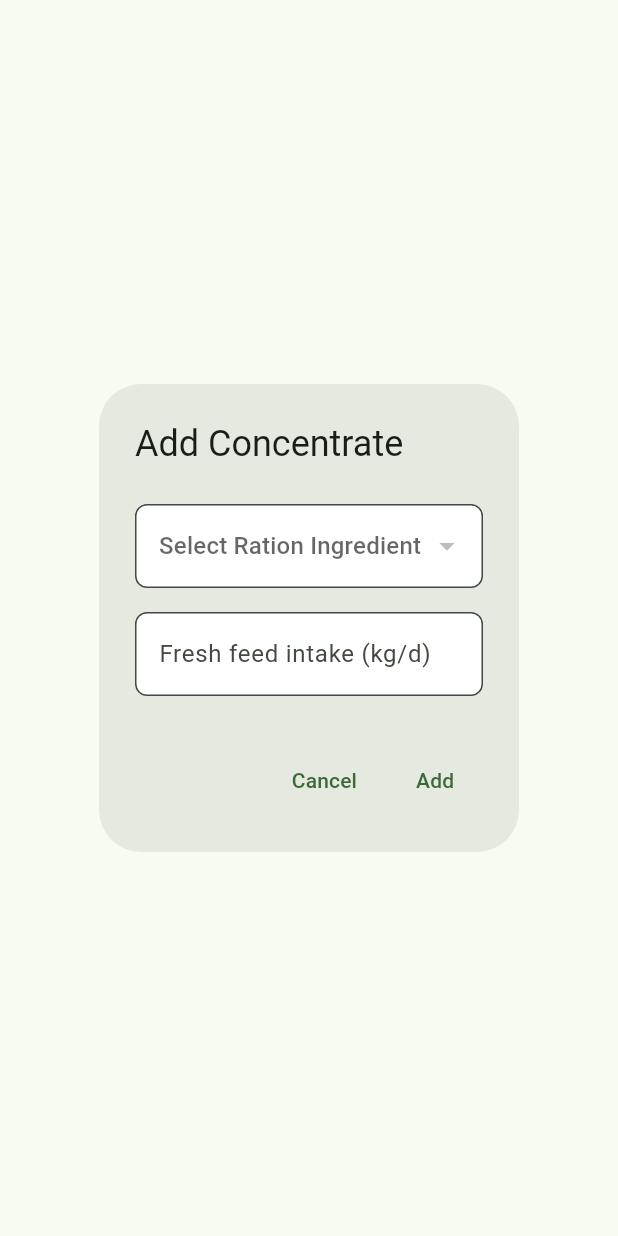
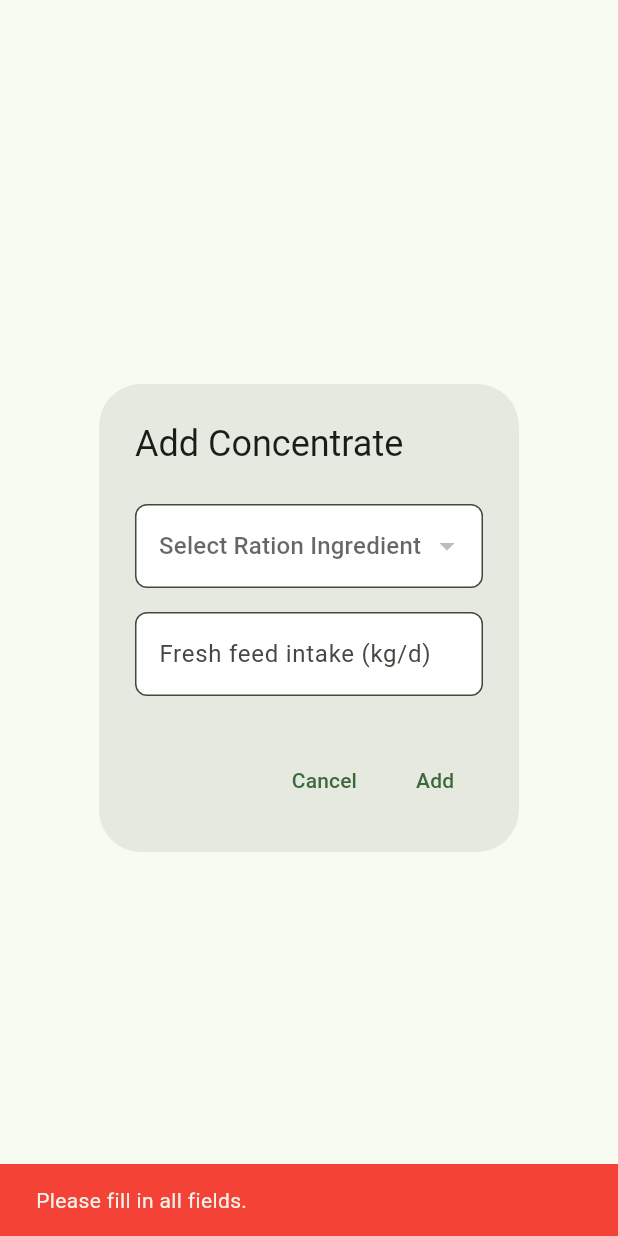
Before and after one commit to minerva-university/rationapp, a Flutter app: the AddIngredientDialog widget shown alone on an empty page, opened directly with empty values, after a tap on "Add", on a phone screen of 412 x 824 dp. Run offline on Flutter 3.47's test engine with Material 3 defaults, Android fonts, the phone set to English and light mode, and no system bars; statements that could not run were skipped.

Commit message:
adding error message if all fields not filled in add_ingredients dialog

```diff
--- a/lib/widgets/add_ingredient_dialog.dart
+++ b/lib/widgets/add_ingredient_dialog.dart
@@ -60,10 +60,19 @@ class _AddIngredientDialogState extends State<AddIngredientDialog> {
         TextButton(
           onPressed: () {
             if (selectedIngredient != null &&
+                selectedIngredient !=
+                    'Choose ${widget.isFodder ? 'fodder' : 'concentrate'}' &&
                 feedWeightController.text.isNotEmpty) {
               double weight = double.tryParse(feedWeightController.text) ?? 0;
               widget.onAdd(selectedIngredient!, weight);
               Navigator.pop(context);
+            } else {
+              ScaffoldMessenger.of(context).showSnackBar(
+                SnackBar(
+                  content: Text('Please fill in all fields.'),
+                  backgroundColor: Colors.red,
+                ),
+              );
             }
           },
           child: Text('Add'),
```
